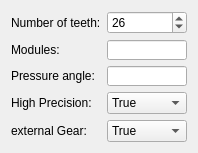
berndhahnebach/All_FreeCAD, file src/Mod/PartDesign/InvoluteGearFeature.ui: the form before one commit.
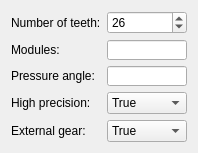
The form after the commit. Custom widgets are drawn as their Qt base class.

Commit message: minor fixes in gear panel

```diff
--- a/src/Mod/PartDesign/InvoluteGearFeature.ui
+++ b/src/Mod/PartDesign/InvoluteGearFeature.ui
@@ -122,7 +122,7 @@
    <item row="3" column="0">
     <widget class="QLabel" name="label_7">
      <property name="text">
-      <string>High Precision:</string>
+      <string>High precision:</string>
      </property>
     </widget>
    </item>
@@ -149,7 +149,7 @@
    <item row="4" column="0">
     <widget class="QLabel" name="label_10">
      <property name="text">
-      <string>external Gear:</string>
+      <string>External gear:</string>
      </property>
     </widget>
    </item>
```
The commit also changes 3 other files.
